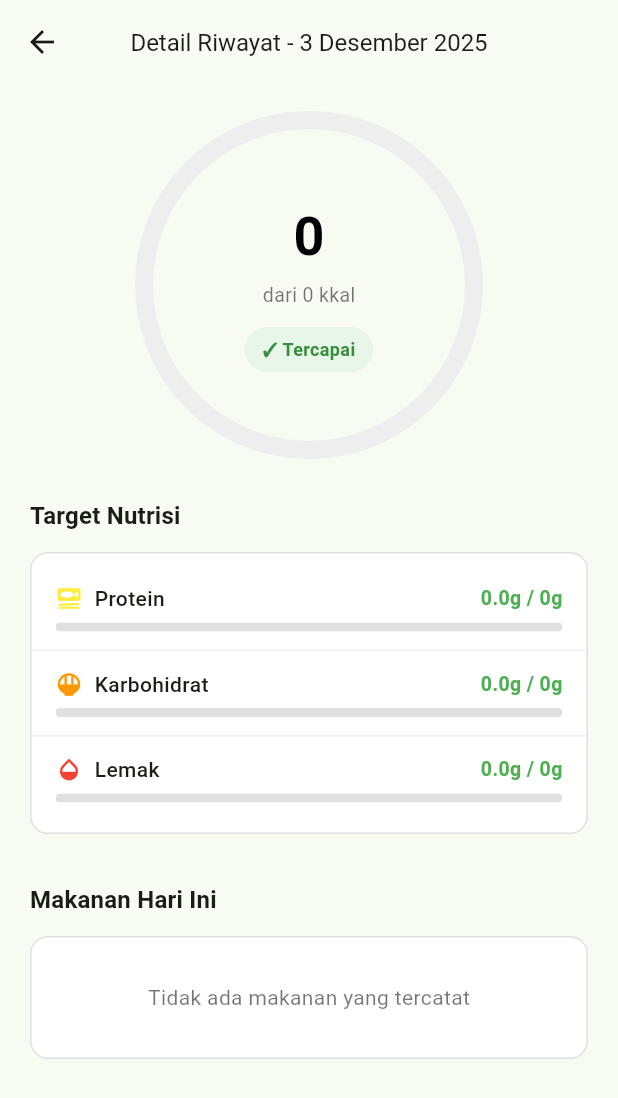
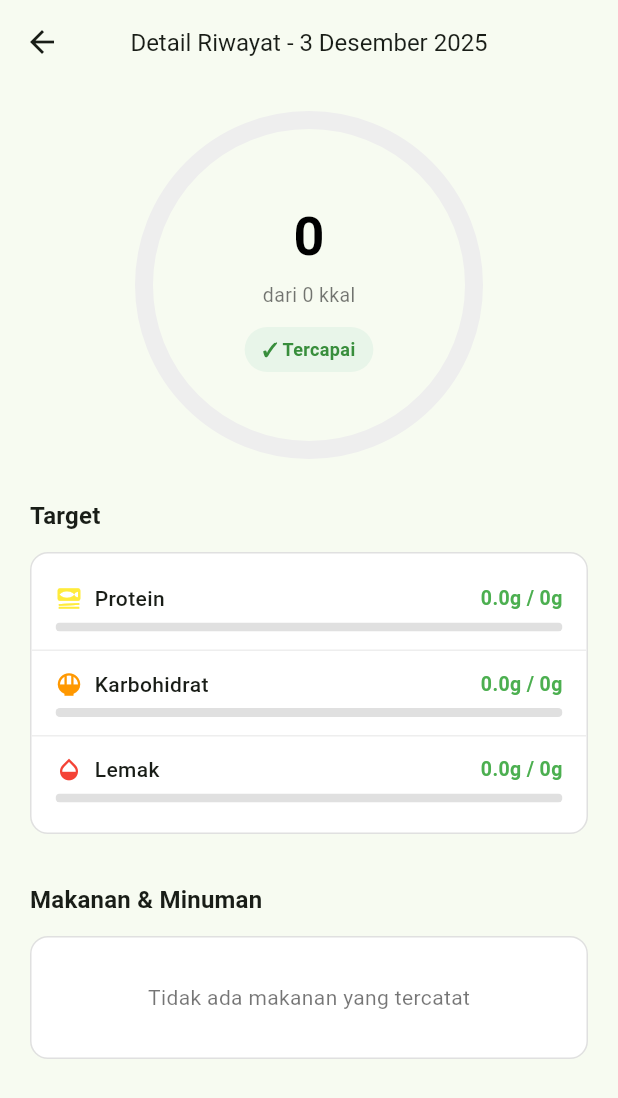
Before and after one commit to ardhptr21/nutrilens-mobile, a Flutter app: the HistoryDetailPage screen opened directly with empty values, on a phone screen of 412 x 824 dp. Shown: the top 1098 px of the screen. Run offline on Flutter 3.47's test engine with Material 3 defaults, Android fonts, the light colour scheme and no system bars; our stand-ins replace dio, flutter_bloc, flutter_dotenv, get_it, image_picker, permission_handler and 2 more; accounts and stored records are empty; network calls fail.

Commit message:
fix: fix wording

```diff
--- a/lib/presentation/pages/history_detail_page.dart
+++ b/lib/presentation/pages/history_detail_page.dart
@@ -198,7 +198,7 @@ class _HistoryDetailPageState extends State<HistoryDetailPage> {
       crossAxisAlignment: CrossAxisAlignment.start,
       children: [
         Text(
-          'Target Nutrisi',
+          'Target',
           style: Theme.of(
             context,
           ).textTheme.titleMedium?.copyWith(fontWeight: FontWeight.bold),
@@ -306,7 +306,7 @@ class _HistoryDetailPageState extends State<HistoryDetailPage> {
       crossAxisAlignment: CrossAxisAlignment.start,
       children: [
         Text(
-          'Makanan Hari Ini',
+          'Makanan & Minuman',
           style: theme.textTheme.titleMedium?.copyWith(
             fontWeight: FontWeight.bold,
           ),
--- a/lib/presentation/pages/history_page.dart
+++ b/lib/presentation/pages/history_page.dart
@@ -98,7 +98,7 @@ class _HistoryPageState extends State<HistoryPage> implements HistoryPageState {
             Padding(
               padding: const EdgeInsets.symmetric(vertical: 16),
               child: Text(
-                'Riwayat Nutrisi',
+                'Riwayat',
                 style: theme.textTheme.headlineSmall?.copyWith(
                   fontWeight: FontWeight.w700,
                 ),
@@ -148,7 +148,7 @@ class _HistoryPageState extends State<HistoryPage> implements HistoryPageState {
                           ),
                           const SizedBox(height: 16),
                           Text(
-                            'Belum ada riwayat nutrisi',
+                            'Belum ada riwayat apapun',
                             style: theme.textTheme.bodyLarge?.copyWith(
                               color: Colors.grey[600],
                             ),
--- a/lib/presentation/pages/home_page.dart
+++ b/lib/presentation/pages/home_page.dart
@@ -248,7 +248,7 @@ class _HomePageState extends State<HomePage>
       crossAxisAlignment: CrossAxisAlignment.start,
       children: [
         Text(
-          'Target Nutrisi',
+          'Target',
           style: Theme.of(
             context,
           ).textTheme.titleMedium?.copyWith(fontWeight: FontWeight.bold),
@@ -356,7 +356,7 @@ class _HomePageState extends State<HomePage>
       crossAxisAlignment: CrossAxisAlignment.start,
       children: [
         Text(
-          'Riwayat Makanan Hari Ini',
+          'Makanan & Minuman',
           style: theme.textTheme.titleMedium?.copyWith(
             fontWeight: FontWeight.bold,
           ),
```
